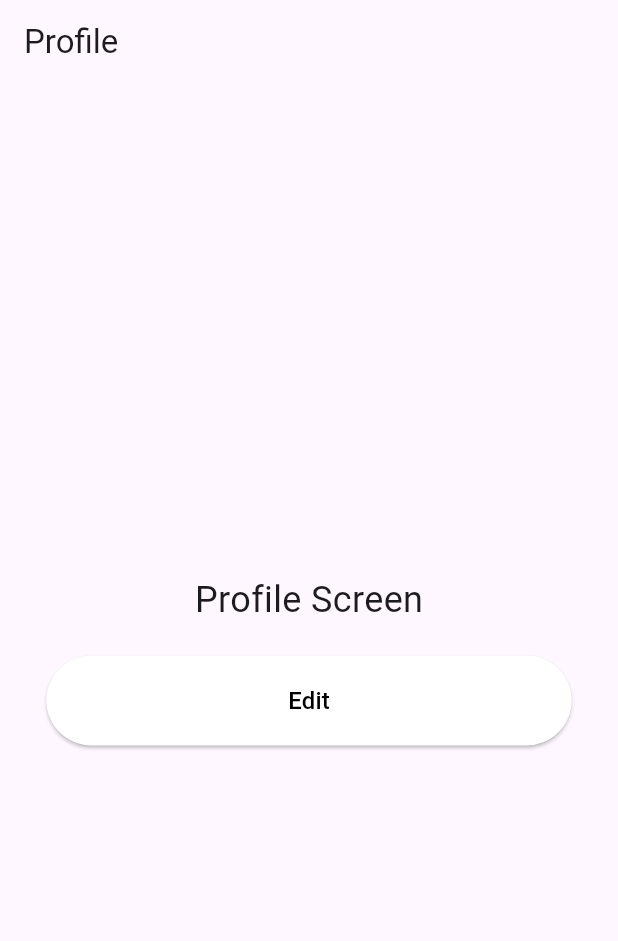
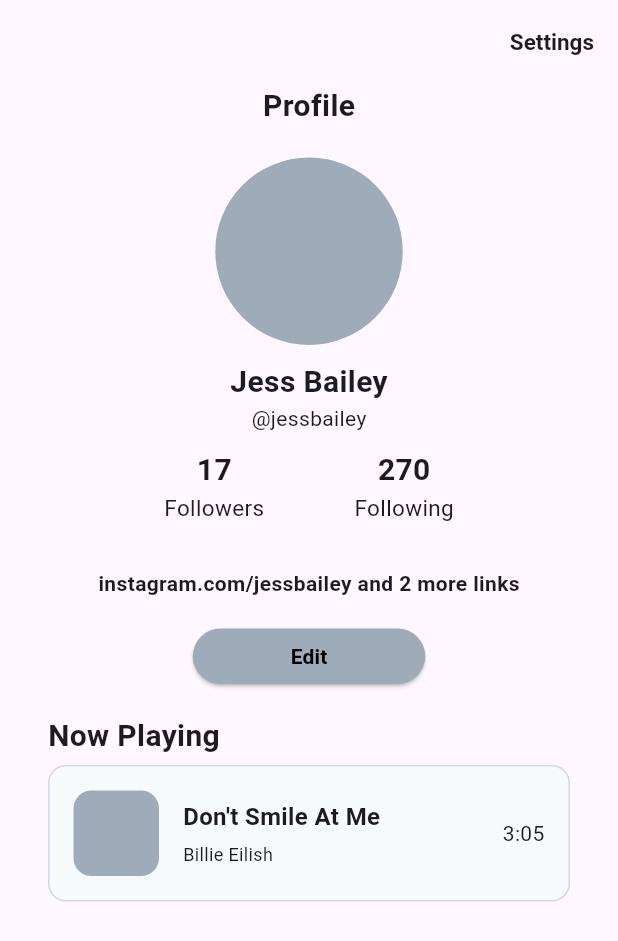
Before and after one commit to COS301-SE-2024/TuneIn, a Flutter app: the screen it shows after launch, on a phone screen of 412 x 824 dp. Shown: the top 941 px of the screen. Run offline on Flutter 3.47's test engine with Material 3 defaults, Android fonts, the phone set to English and light mode, and no system bars; our stand-ins replace google_fonts.

Commit message:
Profile Page Components: -AppBar -Profile info -Now Playing

```diff
--- a/code/tunein/lib/screens/profile.dart
+++ b/code/tunein/lib/screens/profile.dart
@@ -1,4 +1,7 @@
+// ignore_for_file: prefer_const_constructors
+
 import 'package:flutter/material.dart';
+import 'package:flutter/widgets.dart';
 // import 'package:google_fonts/google_fonts.dart';
 import '/routes/routes.dart';
 
@@ -8,39 +11,180 @@ class ProfileScreen extends StatelessWidget {
     final mediaQuery = MediaQuery.of(context);
     return Scaffold(
       appBar: AppBar(
-        title: Text('Profile'),
+        title: Align(
+          alignment: Alignment.centerRight,
+          child: Text(
+            "Settings",
+            style: TextStyle(fontSize: 15, fontWeight: FontWeight.w600),
+          ),
+        ),
       ),
-      body: Center(
+      body: SingleChildScrollView(
         child: Column(
-          mainAxisAlignment: MainAxisAlignment.center,
           children: [
             Text(
-              'Profile Screen',
-              style: TextStyle(fontSize: 24),
+              "Profile",
+              style: TextStyle(
+                fontWeight: FontWeight.w600,
+                fontSize: 20,
+              ),
             ),
-            SizedBox(height: 20), // Add some spacing between the text and button
             SizedBox(
-              width: mediaQuery.size.width * 0.85,
-              height: 60,
-              child: ElevatedButton(
-                onPressed: () {
-                  Navigator.pushNamed(context, Routes.editProfile);
-                },
-                style: ElevatedButton.styleFrom(
-                  backgroundColor: Colors.white,
-                ),
-                child: Text(
-                  'Edit',
-                  style: TextStyle(
-                    fontSize: 16,
-                    color: Colors.black,
+              height: 20,
+            ),
+            Stack(
+              children: [
+                Container(
+                  width: 125,
+                  height: 125,
+                  decoration: BoxDecoration(
+                    shape: BoxShape.circle,
+                    color: Color.fromRGBO(158, 171, 184, 1),
                   ),
                 ),
+              ],
+            ),
+            SizedBox(height: 10),
+            Text("Jess Bailey",
+                style: TextStyle(fontSize: 20, fontWeight: FontWeight.w600)),
+            Text("@jessbailey", style: TextStyle(fontWeight: FontWeight.w400)),
+            SizedBox(height: 10),
+            Row(
+              mainAxisAlignment: MainAxisAlignment.center,
+              children: const [
+                Column(
+                  children: [
+                    Text("17",
+                        style: TextStyle(
+                            fontSize: 20, fontWeight: FontWeight.w600)),
+                    Text("Followers",
+                        style: TextStyle(
+                            fontSize: 15, fontWeight: FontWeight.w400))
+                  ],
+                ),
+                SizedBox(
+                  width: 60,
+                ),
+                Column(
+                  children: [
+                    Text("270",
+                        style: TextStyle(
+                            fontSize: 20, fontWeight: FontWeight.w600)),
+                    Text("Following",
+                        style: TextStyle(
+                            fontSize: 15, fontWeight: FontWeight.w400))
+                  ],
+                ),
+              ],
+            ),
+            SizedBox(height: 30),
+            Text("instagram.com/jessbailey and 2 more links",
+                style: TextStyle(fontWeight: FontWeight.w700)),
+            SizedBox(height: 20),
+            SizedBox(
+              width: 155,
+              height: 37,
+              child: ElevatedButton(
+                onPressed: () {},
+                style: ElevatedButton.styleFrom(
+                    backgroundColor: Color.fromRGBO(158, 171, 184, 1),
+                    side: BorderSide.none,
+                    shape: const StadiumBorder()),
+                child: const Text("Edit",
+                    style: TextStyle(
+                      color: Colors.black,
+                      fontWeight: FontWeight.w600,
+                    )),
               ),
             ),
+            SizedBox(height: 20),
+            NowPlaying()
           ],
         ),
       ),
     );
   }
 }
+
+class NowPlaying extends StatelessWidget {
+  const NowPlaying({super.key});
+
+  @override
+  Widget build(BuildContext context) {
+    return Column(
+      crossAxisAlignment: CrossAxisAlignment.start,
+      children: [
+        Padding(
+          padding: const EdgeInsets.only(left: 32),
+          child: Row(
+            children: const [
+              Text(
+                "Now Playing",
+                style: TextStyle(
+                  fontSize: 20,
+                  fontWeight: FontWeight.w600,
+                ),
+                textAlign: TextAlign.start,
+              ),
+            ],
+          ),
+        ),
+        SizedBox(height: 5),
+        Padding(
+          padding: const EdgeInsets.fromLTRB(32, 0, 32, 0),
+          child: Container(
+            decoration: BoxDecoration(
+              borderRadius: BorderRadius.circular(12),
+              color: Color.fromRGBO(247, 250, 252, 1),
+              border: Border.all(color: Color.fromRGBO(209, 214, 232, 1)),
+            ),
+            child: Row(
+              children: [
+                Padding(
+                  padding: const EdgeInsets.all(16.0),
+                  child: Container(
+                    width: 57,
+                    height: 57,
+                    decoration: BoxDecoration(
+                      borderRadius: BorderRadius.circular(12),
+                      color: Color.fromRGBO(158, 171, 184, 1),
+                    ),
+                  ),
+                ),
+                Column(
+                  crossAxisAlignment: CrossAxisAlignment.start,
+                  mainAxisAlignment: MainAxisAlignment.start,
+                  children: const [
+                    Text(
+                      "Don't Smile At Me",
+                      style: TextStyle(
+                        fontSize: 16,
+                        fontWeight: FontWeight.w600,
+                      ),
+                    ),
+                    SizedBox(height: 5),
+                    Text(
+                      "Billie Eilish",
+                      style: TextStyle(
+                        fontSize: 12,
+                        fontWeight: FontWeight.w400,
+                      ),
+                    ),
+                  ],
+                ),
+                Spacer(), // Add Spacer here
+                Padding(
+                  padding: const EdgeInsets.only(right: 16.0), // Add padding if needed
+                  child: Text(
+                    "3:05",
+                    textAlign: TextAlign.end,
+                  ),
+                ),
+              ],
+            ),
+          ),
+        ),
+      ],
+    );
+  }
+}
```
